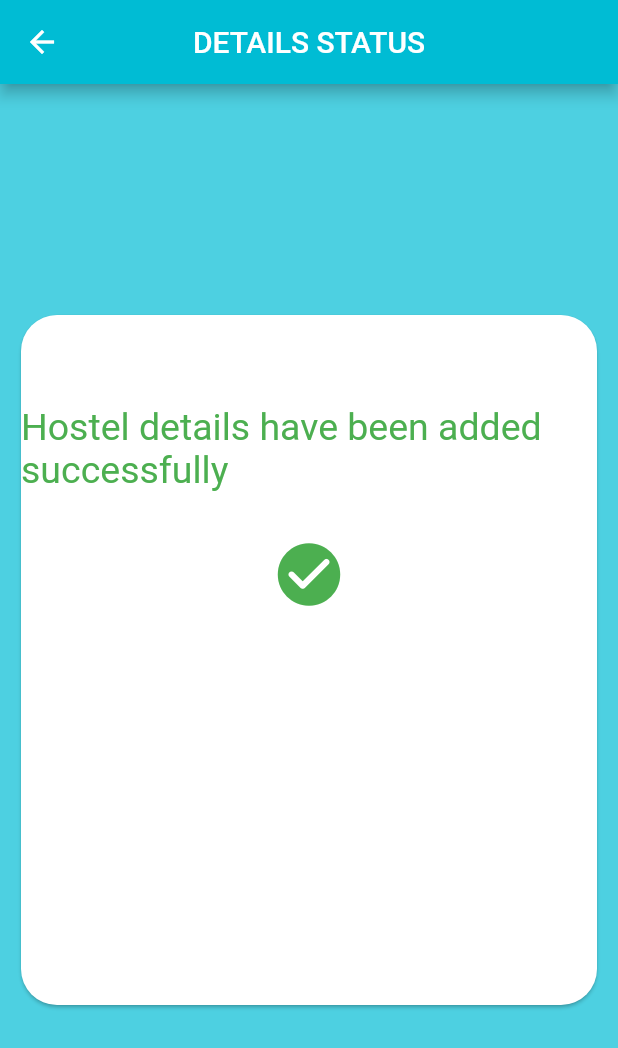
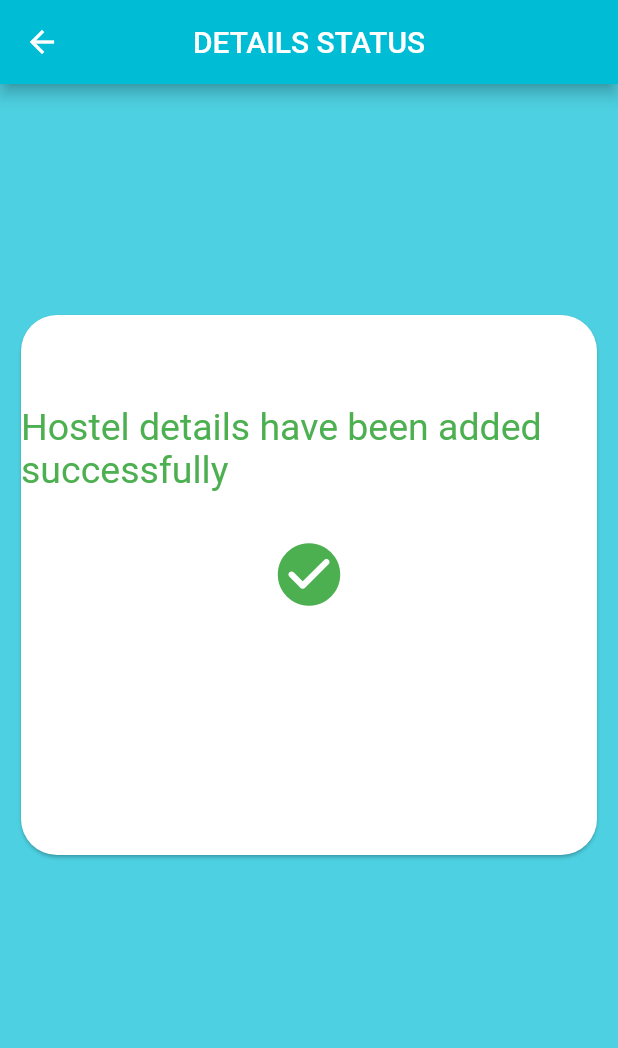
Before and after one commit to ainamaani/HostelApplication, a Flutter app: the SuccessScreen screen opened by its route, on a phone screen of 412 x 824 dp. Shown: the top 1048 px of the screen. Run offline on Flutter 3.47's test engine with Material 2 defaults, Android fonts, the phone set to English and light mode, and no system bars; our stand-ins replace cloud_firestore, firebase_auth, firebase_core, flutter_spinkit, flutter_tts, geolocator and 2 more; missing offline and left inert: dart:ffi; accounts and stored records are empty.

Commit message:
Made a few adjustments

```diff
--- a/lib/sreens/success.dart
+++ b/lib/sreens/success.dart
@@ -28,7 +28,7 @@ class _SuccessScreenState extends State<SuccessScreen> {
         backgroundColor: Colors.cyan,
       ),
       body: Padding(
-        padding: const EdgeInsets.fromLTRB(10, 150, 10, 150),
+        padding: const EdgeInsets.fromLTRB(10, 150, 10, 250),
         child: Card(
           clipBehavior: Clip.antiAlias,
           shape: RoundedRectangleBorder(
@@ -55,20 +55,6 @@ class _SuccessScreenState extends State<SuccessScreen> {
               SizedBox(
                 height: 50,
               ),
-              // ElevatedButton(
-              //   child: Text('LOGOUT'),
-              //   style: ElevatedButton.styleFrom(
-              //       minimumSize: Size(60, 50), backgroundColor: Colors.cyan),
-
-              //   onPressed: () async {
-              //     await _auth.signOut();
-              //   },
-              //   // style: ButtonStyle(
-
-              //   //     shape: MaterialStateProperty.all<RoundedRectangleBorder>(
-              //   //         RoundedRectangleBorder(
-              //   //             borderRadius: BorderRadius.circular(18.0)))),
-              // )
             ],
           ),
         ),
--- a/lib/sreens/updatesuccess.dart
+++ b/lib/sreens/updatesuccess.dart
@@ -28,7 +28,7 @@ class _UpdateSuccessScreenState extends State<UpdateSuccessScreen> {
         backgroundColor: Colors.cyan,
       ),
       body: Padding(
-        padding: const EdgeInsets.fromLTRB(10, 150, 10, 150),
+        padding: const EdgeInsets.fromLTRB(10, 150, 10, 250),
         child: Card(
           clipBehavior: Clip.antiAlias,
           shape: RoundedRectangleBorder(
```
